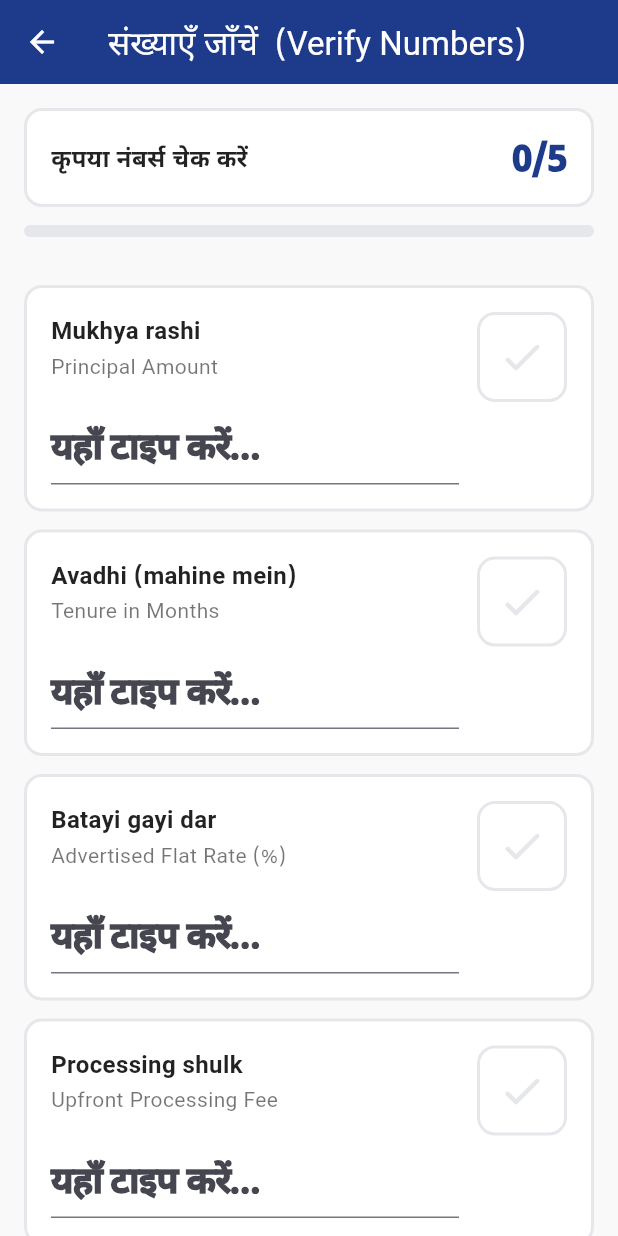
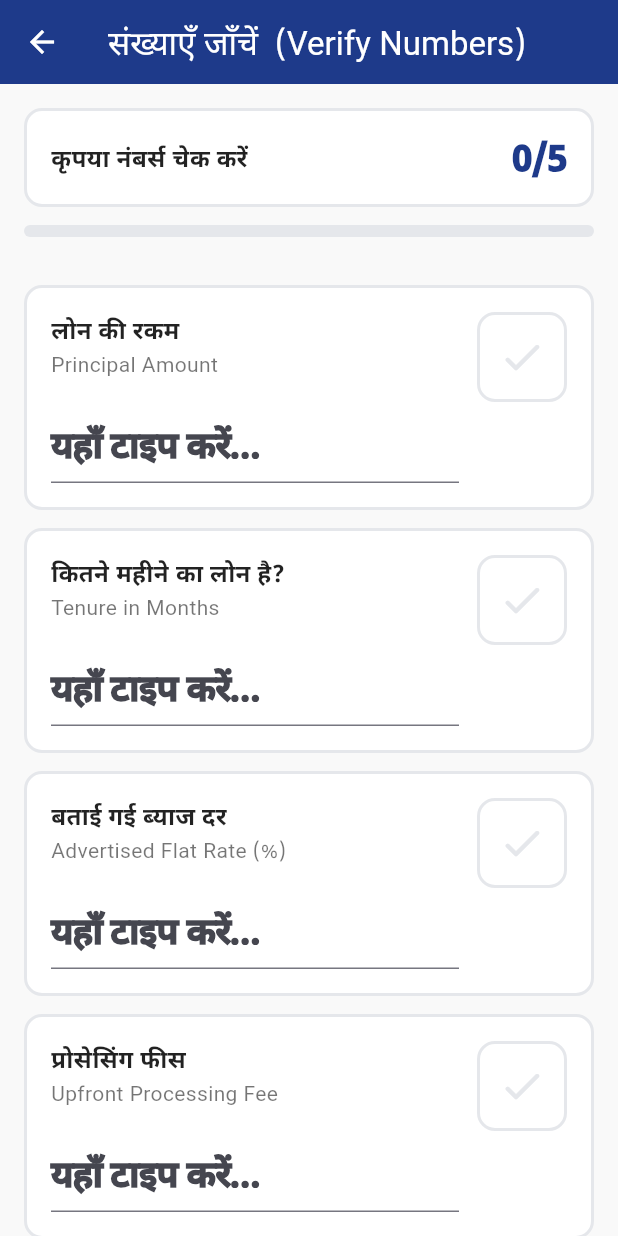
Before and after one commit to vishwasbhattgaonkar1512-cmd/CostReveal-SACH-Engine, a Flutter app: the ValidationScreen screen opened directly, on a phone screen of 412 x 824 dp. Run offline on Flutter 3.47's test engine with Material 3 defaults, Android fonts, the phone set to English and light mode, and no system bars; our stand-ins replace camera, fl_chart, google_fonts, pdf, share_plus, speech_to_text and 1 more.

Commit message:
fix(M2): replace all Hinglish labels with correct simple Hindi in validation_screen

```diff
--- a/lib/ui/validation_screen.dart
+++ b/lib/ui/validation_screen.dart
@@ -111,35 +111,35 @@ class _ValidationScreenState extends State<ValidationScreen> {
           const SizedBox(height: 32), // Expanded whitespace separating header from cards
 
           _buildCard(
-            label:       'Mukhya rashi',
+            label:       'लोन की रकम',
             sublabel:    'Principal Amount',
             controller:  _principalCtrl,
             fieldKey:    'principal',
             onChanged:   (v) => appState.updateCandidateTerms((appState.candidateTerms ?? CandidateLoanTerms()).copyWith(principal_amount: double.tryParse(v))),
           ),
           _buildCard(
-            label:       'Avadhi (mahine mein)',
+            label:       'कितने महीने का लोन है?',
             sublabel:    'Tenure in Months',
             controller:  _monthsCtrl,
             fieldKey:    'months',
             onChanged:   (v) => appState.updateCandidateTerms((appState.candidateTerms ?? CandidateLoanTerms()).copyWith(tenure_months: int.tryParse(v))),
           ),
           _buildCard(
-            label:       'Batayi gayi dar',
+            label:       'बताई गई ब्याज दर',
             sublabel:    'Advertised Flat Rate (%)',
             controller:  _flatRateCtrl,
             fieldKey:    'rate',
             onChanged:   (v) => appState.updateCandidateTerms((appState.candidateTerms ?? CandidateLoanTerms()).copyWith(advertised_flat_rate: double.tryParse(v))),
           ),
           _buildCard(
-            label:       'Processing shulk',
+            label:       'प्रोसेसिंग फीस',
             sublabel:    'Upfront Processing Fee',
             controller:  _procFeeCtrl,
             fieldKey:    'fee',
             onChanged:   (v) => appState.updateCandidateTerms((appState.candidateTerms ?? CandidateLoanTerms()).copyWith(upfront_processing_fee: double.tryParse(v))),
           ),
           _buildCard(
-            label:       'Maasik bima',
+            label:       'हर महीने का बीमा',
             sublabel:    'Monthly Insurance Premium',
             controller:  _insuranceCtrl,
             fieldKey:    'insurance',
@@ -162,7 +162,7 @@ class _ValidationScreenState extends State<ValidationScreen> {
               backgroundColor: _allConfirmed ? AppTheme.green : AppTheme.border,
               foregroundColor: AppTheme.white,
             ),
-            child: const Text('Asli Sach Dekhein  (See Real Truth)'),
+            child: const Text('लोन का असली सच जानें  (See True Cost)'),
           ),
         ],
       ),
@@ -222,7 +222,7 @@ class _ValidationScreenState extends State<ValidationScreen> {
                       ),
                       decoration: InputDecoration(
                         fillColor: confirmed ? const Color(0xFFF3F4F6) : AppTheme.white,
-                        hintText: confirmed ? 'Confirmed' : 'यहाँ टाइप करें…',
+                        hintText: confirmed ? '✓ सत्यापित' : 'यहाँ टाइप करें…',
                       ),
                       onChanged: onChanged,
                     ),
```
